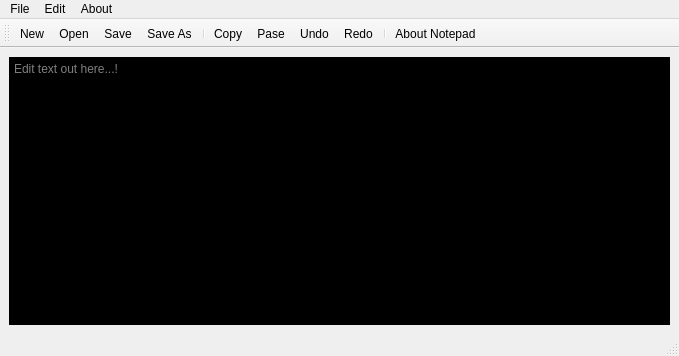
Qt form mainwindow.ui (stepin104734/NOTEPAD) before a commit.
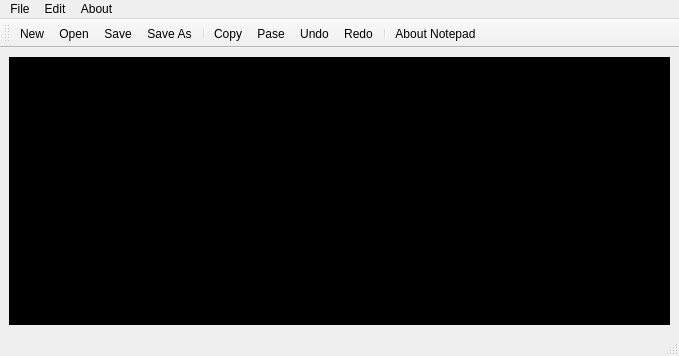
The same form after that commit. Icons and pictures are not drawn.

The edit to the form file:
```diff
--- a/mainwindow.ui
+++ b/mainwindow.ui
@@ -24,7 +24,7 @@
 </string>
       </property>
       <property name="placeholderText">
-       <string>Edit text out here...!</string>
+       <string/>
       </property>
      </widget>
     </item>
```
Left out of the diff: 6 changed lines with no effect on the pictures.
